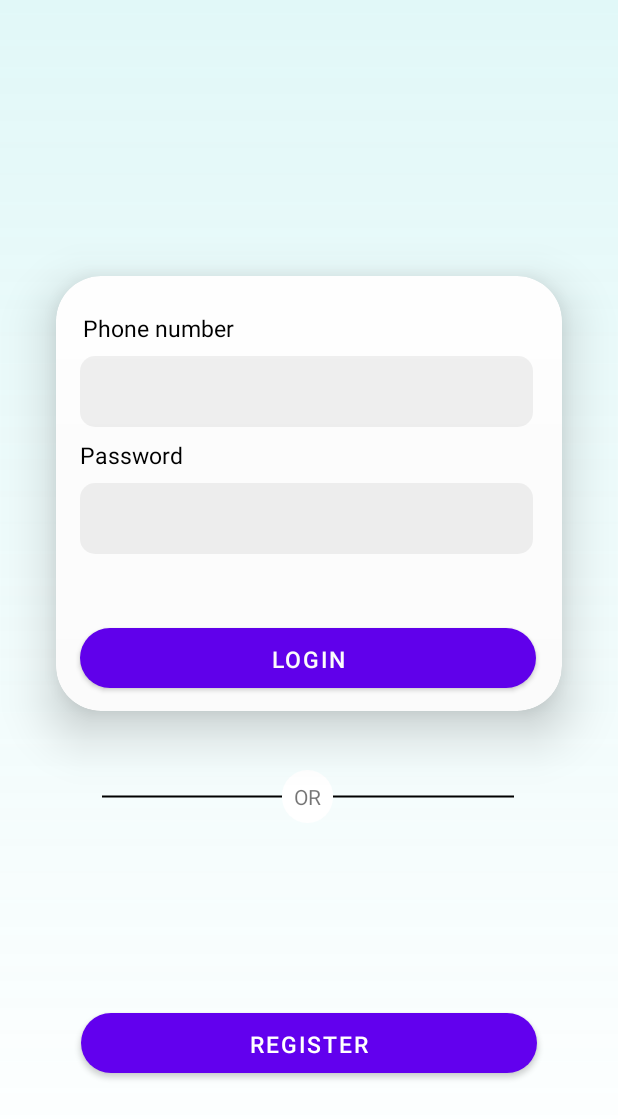
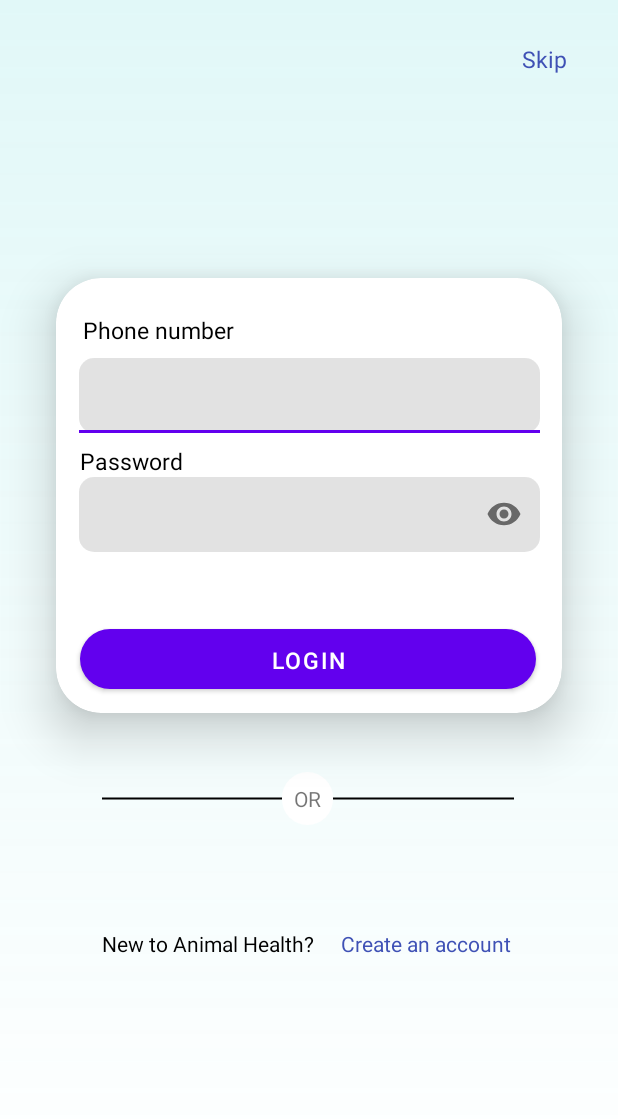
Before and after one commit to bavllymagid/Animal_APP, an Android app: the fragment LoginFragment shown on its own in the app's theme, on a phone screen of 412 x 824 dp. Shown: the top 1119 px of the screen. Run offline under Robolectric (Android 15) with nearby library versions, the phone set to English and light mode, and no system bars; our stand-ins replace Dagger/Hilt's generated code.

Commit message:
fix login screen

```diff
--- a/app/src/main/res/layout/fragment_login.xml
+++ b/app/src/main/res/layout/fragment_login.xml
@@ -17,7 +17,7 @@
             android:id="@+id/view5"
             android:layout_width="337dp"
             android:layout_height="290dp"
-            android:layout_marginTop="184dp"
+            android:layout_marginTop="185dp"
             android:background="@drawable/custom_shape"
             android:clipChildren="false"
             android:scaleType="center"
@@ -47,29 +47,55 @@
                     app:layout_constraintStart_toStartOf="parent"
                     app:layout_constraintTop_toTopOf="parent" />
 
-                <com.google.android.material.textfield.MaterialAutoCompleteTextView
+                <com.google.android.material.textfield.TextInputLayout
                     android:id="@+id/PhoneInupte"
-                    android:layout_width="302dp"
-                    android:layout_height="47dp"
-                    android:layout_marginTop="8dp"
+                    android:layout_width="307dp"
+                    android:layout_height="50dp"
                     android:background="@drawable/text_field_shape"
-                    android:elevation="200dp"
+                    app:boxCornerRadiusBottomEnd="0dp"
+                    app:boxCornerRadiusBottomStart="0dp"
+                    app:boxCornerRadiusTopEnd="0dp"
+                    app:boxCornerRadiusTopStart="0dp"
+                    app:boxStrokeWidth="0dp"
+                    app:layout_constraintBottom_toBottomOf="@+id/textView11"
                     app:layout_constraintEnd_toEndOf="parent"
-                    app:layout_constraintHorizontal_bias="0.457"
                     app:layout_constraintStart_toStartOf="parent"
-                    app:layout_constraintTop_toBottomOf="@+id/textView10" />
+                    app:layout_constraintTop_toTopOf="@+id/textView10">
 
-                <com.google.android.material.textfield.MaterialAutoCompleteTextView
+                    <com.google.android.material.textfield.TextInputEditText
+                        style="?colorOnPrimary"
+                        android:layout_width="match_parent"
+                        android:layout_height="match_parent"
+                        android:background="@drawable/text_field_shape"
+
+
+                        />
+                </com.google.android.material.textfield.TextInputLayout>
+
+                <com.google.android.material.textfield.TextInputLayout
                     android:id="@+id/PassWordInpute"
-                    android:layout_width="302dp"
-                    android:layout_height="47dp"
-                    android:layout_marginTop="8dp"
+                    android:layout_width="307dp"
+                    android:layout_height="50dp"
+                    app:layout_constraintEnd_toEndOf="parent"
+                    app:layout_constraintStart_toStartOf="parent"
+                    app:layout_constraintTop_toBottomOf="@+id/textView11"
+                    app:endIconMode="password_toggle"
                     android:background="@drawable/text_field_shape"
-                    android:elevation="200dp"
-                    app:layout_constraintEnd_toEndOf="parent"
-                    app:layout_constraintHorizontal_bias="0.457"
-                    app:layout_constraintStart_toStartOf="parent"
-                    app:layout_constraintTop_toBottomOf="@+id/textView11" />
+                    app:boxCornerRadiusBottomEnd="0dp"
+                    app:boxCornerRadiusBottomStart="0dp"
+                    app:boxCornerRadiusTopEnd="0dp"
+                    app:boxCornerRadiusTopStart="0dp"
+                    app:boxStrokeWidth="0dp"
+                    >
+                    <com.google.android.material.textfield.TextInputEditText
+                        style="?colorOnPrimary"
+                        android:layout_width="match_parent"
+                        android:layout_height="match_parent"
+                        android:background="@drawable/text_field_shape"
+                        android:inputType="textPassword"
+
+                        />
+                </com.google.android.material.textfield.TextInputLayout>
 
                 <TextView
                     android:id="@+id/textView11"
@@ -105,20 +131,6 @@
             </androidx.constraintlayout.widget.ConstraintLayout>
         </androidx.cardview.widget.CardView>
 
-        <com.google.android.material.button.MaterialButton
-            android:id="@+id/RegisterBtn"
-            android:layout_width="304dp"
-            android:layout_height="40dp"
-            android:layout_marginBottom="76dp"
-            android:background="@drawable/buttons_shape"
-            android:text="Register"
-            android:textSize="15dp"
-            app:layout_constraintBottom_toBottomOf="parent"
-            app:layout_constraintEnd_toEndOf="parent"
-            app:layout_constraintStart_toStartOf="parent"
-            app:layout_constraintTop_toBottomOf="@+id/frameLayout"
-            app:layout_constraintVertical_bias="0.794" />
-
         <FrameLayout
             android:id="@+id/frameLayout"
             android:layout_width="276dp"
@@ -141,6 +153,54 @@
                 android:text="OR" />
         </FrameLayout>
 
+        <ImageView
+            android:id="@+id/imageView6"
+            android:layout_width="wrap_content"
+            android:layout_height="wrap_content"
+            app:layout_constraintBottom_toTopOf="@+id/view5"
+            app:layout_constraintEnd_toEndOf="parent"
+            app:layout_constraintStart_toStartOf="parent"
+            app:layout_constraintTop_toTopOf="parent"
+            tools:src="@tools:sample/avatars" />
+
+        <TableRow
+            android:layout_width="276dp"
+            android:layout_height="32dp"
+            app:layout_constraintBottom_toBottomOf="parent"
+            app:layout_constraintEnd_toEndOf="parent"
+            app:layout_constraintStart_toStartOf="parent"
+            app:layout_constraintTop_toBottomOf="@+id/frameLayout"
+            app:layout_constraintVertical_bias="0.287">
+
+            <TextView
+                android:textColor="@color/black"
+                android:id="@+id/textView16"
+                android:layout_width="159dp"
+                android:layout_height="wrap_content"
+                android:text="New to Animal Health?" />
+
+            <TextView
+                android:textColor="@color/blue"
+                android:id="@+id/RegisterBtn"
+                android:layout_width="229dp"
+                android:layout_height="wrap_content"
+                android:text="Create an account" />
+        </TableRow>
+
+        <TextView
+            android:textSize="15dp"
+            android:textColor="@color/blue"
+            android:id="@+id/SkipBtn"
+            android:layout_width="wrap_content"
+            android:layout_height="wrap_content"
+            android:text="Skip"
+            app:layout_constraintBottom_toTopOf="@+id/view5"
+            app:layout_constraintEnd_toEndOf="parent"
+            app:layout_constraintHorizontal_bias="0.807"
+            app:layout_constraintStart_toEndOf="@+id/imageView6"
+            app:layout_constraintTop_toTopOf="parent"
+            app:layout_constraintVertical_bias="0.174" />
+
 
     </androidx.constraintlayout.widget.ConstraintLayout>
 </FrameLayout>
```
